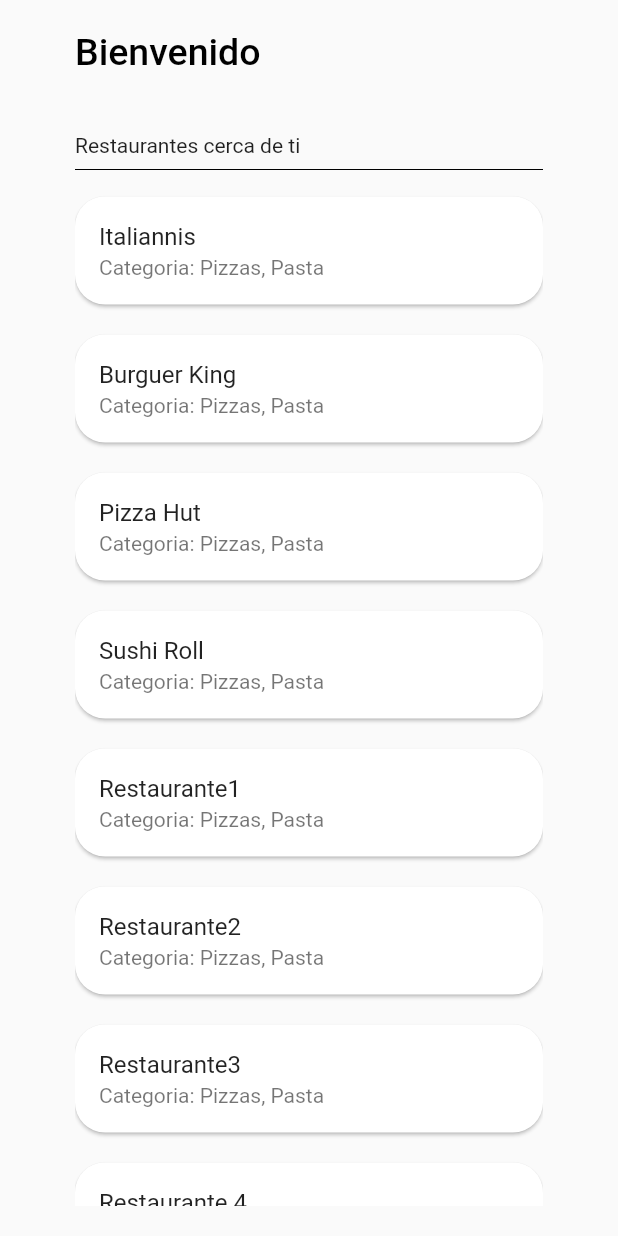
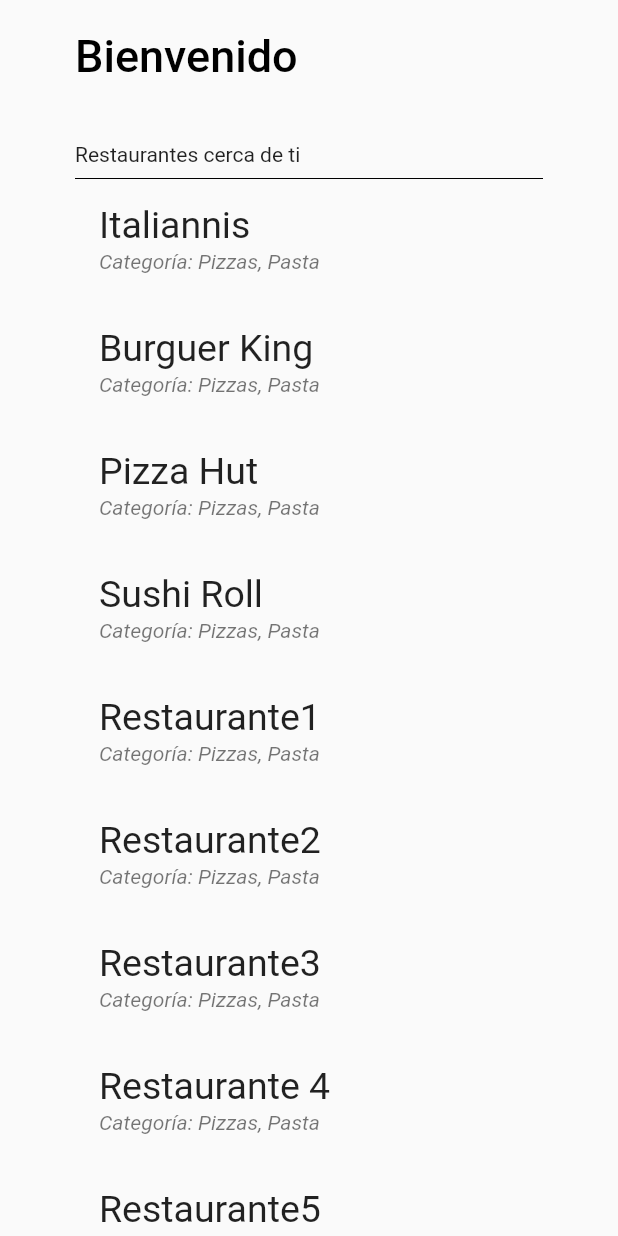
Before and after one commit to reydaniels39/FlutterEats, a Flutter app: the RestaurantsPage screen opened by its route, on a phone screen of 412 x 824 dp. Run offline on Flutter 3.47's test engine with Material 2 defaults, Android fonts, the phone set to English and light mode, and no system bars; our stand-ins replace card_swiper.

Commit message:
Añadí restaurantes y el cardswiper pero con fotosweb

```diff
--- a/lib/src/pages/restaurant_info_page.dart
+++ b/lib/src/pages/restaurant_info_page.dart
@@ -47,7 +47,7 @@
                 ),
               ),
               SizedBox(height: 20),                                   //Crea espacio entre elementos
-              //CardSwiper(),
+              CardSwiper(),
               Row(                                                    //Calificación del restaurante
                 mainAxisAlignment: MainAxisAlignment.start,
                 children: [
--- a/lib/src/pages/restaurants_page.dart
+++ b/lib/src/pages/restaurants_page.dart
@@ -1,3 +1,5 @@
+import 'dart:ui';
+
 import 'package:flutter/material.dart';
 import 'package:provider/provider.dart';
 import 'package:flutter_eats/src/providers/inputs_login_provider.dart';
@@ -17,14 +19,14 @@
     return Scaffold(
       body: SafeArea(
         child: Container(
-          margin: EdgeInsets.symmetric(horizontal: 50.0, vertical: 20.0),     //Margen para nuestra columna
+          margin: EdgeInsets.fromLTRB(50.0, 20.0, 50.0, 0.0),     //Margen para nuestra columna
           child: Column(
             crossAxisAlignment: CrossAxisAlignment.start,
             children: [
               Text('Bienvenido ${inputsLoginProvider.nombre}',                //Mensaje de bienvenida al usuario
                 style: TextStyle(
                   color: Colors.black,
-                  fontSize: 25,
+                  fontSize: 30,
                   fontWeight: FontWeight.w500,
                 ),
               ),
@@ -33,7 +35,7 @@
               Divider(color: Colors.black),
               Expanded(                                                           //Para que nuestro ListView abarque todo el espacio posible
                 child: ListView(                                                  //Lista de restaurantes
-                  children: listaRestaurantes()                                   //Método que obtiene una lista con los widgets
+                  children: listaRestaurantes(context)                            //Método que obtiene una lista con los widgets
                 ),
               ),
             ],
@@ -43,14 +45,32 @@
     );
   }
 
-  List <Widget> listaRestaurantes(){
-    var widgets = restaurantes.map((index){                                           //Por cada elemento que tenemos en la lista 'restaurantes'
+  List <Widget> listaRestaurantes(context){                                       //Utilizamos el context para movernos de pagina
+    var widgets = restaurantes.map((index){                                       //Por cada elemento que tenemos en la lista 'restaurantes'
       return Column(
         children: <Widget>[
-          Card(                                                                       //Creamos una carta por restaurante
+          ListTile(                                                               //Cada List Tile es un restaurante
+            //tileColor: Colors.amber,
+            title: Text(index,
+              style: TextStyle(
+                fontSize: 25,
+                fontWeight: FontWeight.w400,
+              ),
+            ),
+            subtitle: Text('Categoría: Pizzas, Pasta',
+              style: TextStyle(
+                fontStyle: FontStyle.italic,
+              ),
+            ),
+
+            onTap: (){                                                                  //Que nos lleve a la página de información
+              Navigator.pushNamed(context, 'restaurant_info');
+            },
+          ),
+          SizedBox(height: 10),                                                         //Para separar los list tiles
+          /*Card(                                                                       //Creamos una carta por restaurante
             shape: RoundedRectangleBorder(borderRadius: BorderRadius.circular(20)),
             margin: EdgeInsets.symmetric(vertical: 10, horizontal: 0),
-
             child: Column(
               children: [
                 ListTile(
@@ -59,7 +79,7 @@
                 )
               ],
             ),
-          ),
+          ),*/
         ],
       );
     }).toList();
```
Also changed, not shown: lib/src/widgets/card_swiper.dart (+39 -2 lines).
